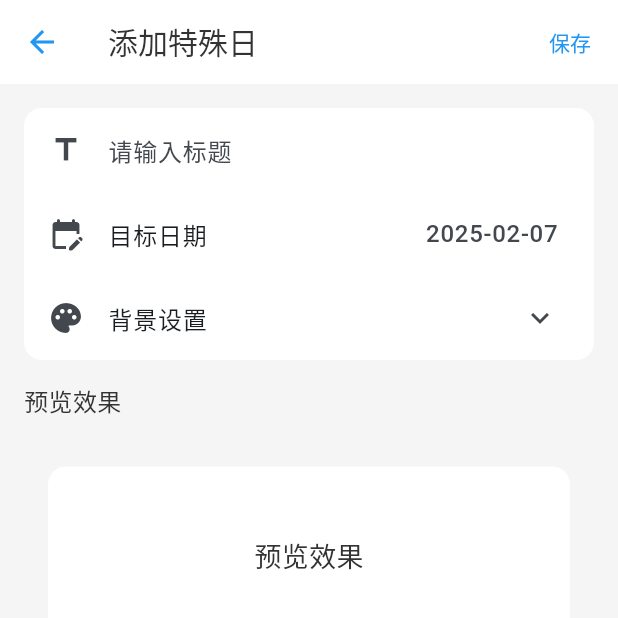
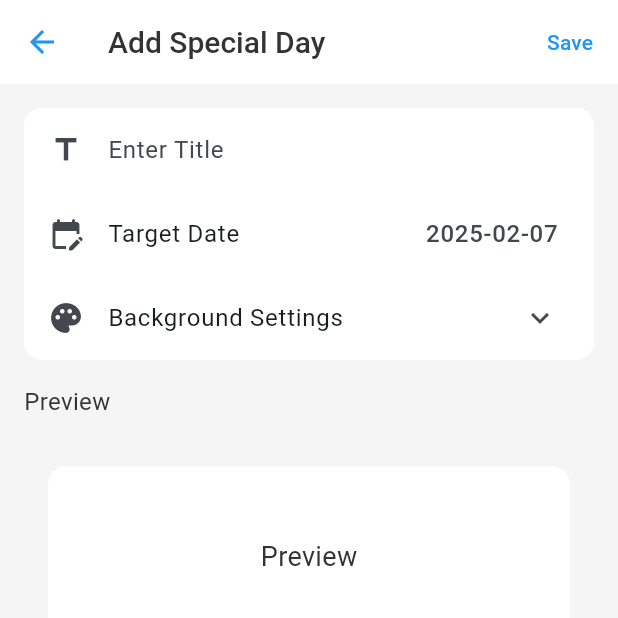
Before and after one commit to Airlur/remind_me, a Flutter app: the AddEventPage screen opened by its route, on a phone screen of 412 x 824 dp, the top half of it. Run offline on Flutter 3.47's test engine with Material 3 defaults, Android fonts, the phone set to English and light mode, and no system bars; our stand-ins replace equatable, flutter_bloc, flutter_slidable, get_it, hive, hive_flutter and 1 more; accounts and stored records are empty.

Commit message:
l10n：日期模块相关的国际化文本翻译

```diff
--- a/lib/views/pages/date/add_event_page.dart
+++ b/lib/views/pages/date/add_event_page.dart
@@ -5,6 +5,7 @@ import 'package:remind_me/blocs/event/event_event.dart';
 import 'package:remind_me/models/event.dart';
 import 'package:uuid/uuid.dart';
 import 'components/date_picker.dart';
+import 'package:remind_me/l10n/l10n.dart';
 
 class AddEventPage extends StatefulWidget {
   const AddEventPage({super.key});
@@ -18,11 +19,11 @@ class _AddEventPageState extends State<AddEventPage> {
   DateTime _targetDate = DateTime.now();
 
   String get _previewText {
-    if (_titleController.text.isEmpty) return '预览效果';
+    if (_titleController.text.isEmpty) return context.l10n.preview;
 
     final difference = _targetDate.difference(DateTime.now()).inDays;
     final isCountdown = _targetDate.isAfter(DateTime.now());
-    final prefix = isCountdown ? '还有' : '已经';
+    final prefix = isCountdown ? context.l10n.daysLeft : context.l10n.daysAgo;
 
     return '${_titleController.text} $prefix ${difference.abs()}天';
   }
@@ -74,15 +75,13 @@ class _AddEventPageState extends State<AddEventPage> {
 
   @override
   Widget build(BuildContext context) {
-    // final theme = Theme.of(context);
-
     return Scaffold(
       appBar: AppBar(
-        title: const Text('添加特殊日'),
+        title: Text(context.l10n.addSpecialDay),
         actions: [
           TextButton(
             onPressed: _saveEvent,
-            child: const Text('保存'),
+            child: Text(context.l10n.save),
           ),
         ],
       ),
@@ -99,9 +98,8 @@ class _AddEventPageState extends State<AddEventPage> {
                     leading: const Icon(Icons.title),
                     title: TextField(
                       controller: _titleController,
-                      decoration: const InputDecoration(
-                        // labelText: '标题',
-                        hintText: '请输入标题',
+                      decoration: InputDecoration(
+                        hintText: context.l10n.enterTitle,
                         border: InputBorder.none,
                         contentPadding: EdgeInsets.zero,  // 移除内边距
                         isDense: true,  // 使输入框更紧凑
@@ -111,7 +109,7 @@ class _AddEventPageState extends State<AddEventPage> {
                   ),
                   ListTile(
                     leading: const Icon(Icons.edit_calendar_rounded),
-                    title: const Text('目标日期'),
+                    title: Text(context.l10n.targetDate),
                     trailing: Text(
                       _targetDate.toString().split(' ')[0],
                       style: const TextStyle(fontSize: 16),
@@ -120,7 +118,7 @@ class _AddEventPageState extends State<AddEventPage> {
                   ),
                   ListTile(
                     leading: const Icon(Icons.palette),
-                    title: const Text('背景设置'),
+                    title: Text(context.l10n.backgroundSettings),
                     trailing: const Icon(Icons.keyboard_arrow_down),
                     onTap: () {
                       // TODO: 展开背景设置
@@ -131,9 +129,9 @@ class _AddEventPageState extends State<AddEventPage> {
             ),
 
             // 预览区域
-            const Padding(
-              padding: EdgeInsets.symmetric(vertical: 16.0),
-              child: Text('预览效果', style: TextStyle(fontSize: 16)),
+            Padding(
+              padding: const EdgeInsets.symmetric(vertical: 16.0),
+              child: Text(context.l10n.preview, style: TextStyle(fontSize: 16)),
             ),
             Card(
               margin: const EdgeInsets.all(16),
--- a/lib/views/pages/date/date_page.dart
+++ b/lib/views/pages/date/date_page.dart
@@ -8,6 +8,7 @@ import 'package:remind_me/views/pages/date/calendar_page.dart';
 import 'package:remind_me/views/pages/date/components/event_card.dart';
 import 'package:remind_me/utils/common/route_utils.dart';
 import 'package:remind_me/views/pages/date/add_event_page.dart';
+import 'package:remind_me/l10n/l10n.dart';
 
 class DatePage extends StatelessWidget {
   const DatePage({super.key});
@@ -29,15 +30,15 @@ class DatePage extends StatelessWidget {
             preferredSize: const Size.fromHeight(48),
             child: Row(
               children: [
-                const Expanded(
+                Expanded(
                   child: TabBar(
                     isScrollable: true,
                     tabAlignment: TabAlignment.start,
                     tabs: [
-                      Tab(text: '全部'),
-                      Tab(text: '倒数日'),
-                      Tab(text: '正数日'),
-                      Tab(text: '日历'),
+                      Tab(text: context.l10n.all),
+                      Tab(text: context.l10n.countdownDay),
+                      Tab(text: context.l10n.countupDay),
+                      Tab(text: context.l10n.calendar),
                     ],
                     labelColor: Colors.blue,
                     unselectedLabelColor: Colors.grey,
```
Also changed, not shown: lib/l10n/intl_en.arb (+112 -1 lines), lib/l10n/intl_zh.arb (+112 -1 lines), lib/views/pages/date/components/date_picker.dart (+6 -5 lines), lib/views/pages/date/components/event_card.dart (+8 -4 lines), lib/generated/app_localizations.dart, lib/generated/app_localizations_en.dart, lib/generated/app_localizations_zh.dart.
